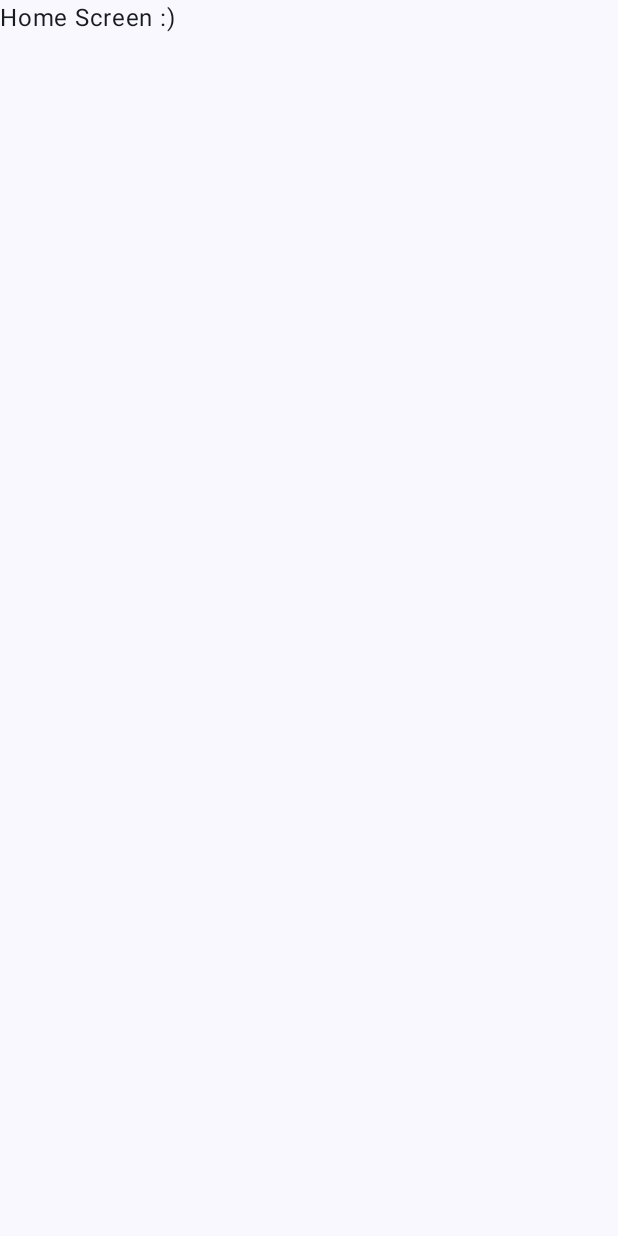
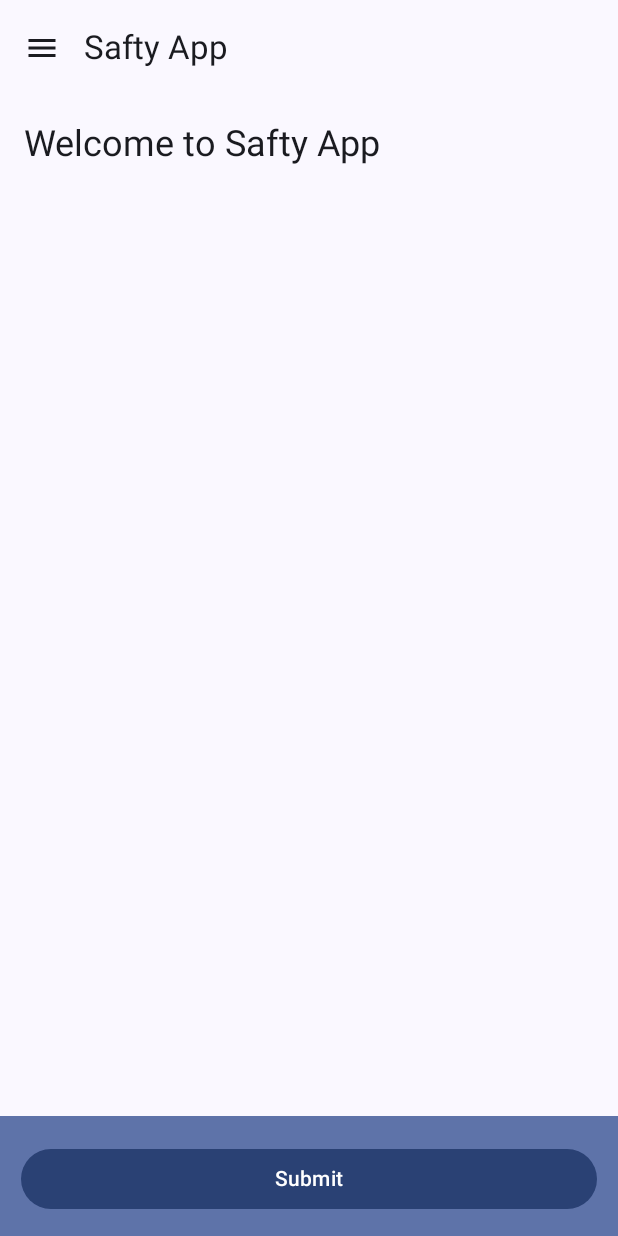
Before and after one commit to mbrsanovic2/SaftyApp, an Android app built with Jetpack Compose: the screen it shows after launch (MainActivity), on a phone screen of 412 x 824 dp. Before the commit the screen is almost empty. Run offline under Robolectric (Android 15) with nearby library versions, the phone set to English and light mode, and no system bars.

Commit message:
Navigation + Burger menu added

```diff
--- a/app/src/main/java/com/example/saftyapp/MainActivity.kt
+++ b/app/src/main/java/com/example/saftyapp/MainActivity.kt
@@ -8,6 +8,7 @@ import androidx.compose.foundation.layout.fillMaxSize
 import androidx.compose.foundation.layout.padding
 import androidx.compose.material3.Scaffold
 import androidx.compose.ui.Modifier
+import com.example.saftyapp.navigation.Navigation
 import com.example.saftyapp.presentation.HomeScreen
 import com.example.saftyapp.presentation.TestSafty
 import com.example.saftyapp.ui.theme.SaftyAppTheme
@@ -19,10 +20,7 @@ class MainActivity : ComponentActivity() {
         setContent {
             SaftyAppTheme {
                 Scaffold(modifier = Modifier.fillMaxSize()) { innerPadding ->
-                    HomeScreen(modifier = Modifier.padding(innerPadding))
-
-                    // Test Screen für le Tong
-                    //TestSafty(modifier = Modifier.padding(innerPadding))
+                    Navigation(modifier = Modifier.padding(innerPadding))
                 }
             }
         }
--- /dev/null
+++ b/app/src/main/java/com/example/saftyapp/navigation/Navigation.kt
@@ -0,0 +1,62 @@
+package com.example.saftyapp.navigation
+
+import androidx.compose.material3.DrawerValue
+import androidx.compose.material3.ModalNavigationDrawer
+import androidx.compose.material3.rememberDrawerState
+import androidx.compose.runtime.Composable
+import androidx.compose.runtime.rememberCoroutineScope
+import androidx.compose.ui.Modifier
+import androidx.navigation.compose.rememberNavController
+import androidx.navigation.compose.NavHost
+import androidx.navigation.compose.composable
+import com.example.saftyapp.presentation.HomeScreen
+import com.example.saftyapp.presentation.MenuDrawer
+import com.example.saftyapp.presentation.TestSafty
+import kotlinx.coroutines.launch
+
+@Composable
+fun Navigation(modifier: Modifier = Modifier) {
+    val navController = rememberNavController()
+    val drawerState = rememberDrawerState(DrawerValue.Closed)
+    val coroutineScope = rememberCoroutineScope()
+
+    ModalNavigationDrawer(
+        drawerState = drawerState,
+        drawerContent = {
+            MenuDrawer(
+                currentRoute = navController.currentBackStackEntry?.destination?.route ?: "home",
+                navigateToHome = { navController.navigate(Screens.HomeScreen.route) },
+                navigateToRecipes = { navController.navigate(Screens.RecipeScreen.route) },
+                navigateToArchive = { navController.navigate(Screens.ArchiveScreen.route) },
+                navigateToTestSafty = { navController.navigate(Screens.TestSafty.route) },
+                closeDrawer = { coroutineScope.launch { drawerState.close() } },
+                modifier = Modifier
+            )
+        }
+    ) {
+        NavHost(
+            navController = navController,
+            startDestination = Screens.HomeScreen.route,
+            modifier = Modifier
+        ) {
+            composable(route = Screens.HomeScreen.route) {
+                HomeScreen(
+                    modifier = Modifier,
+                    onOpenDrawer = { coroutineScope.launch { drawerState.open() } },
+                )
+            }
+            composable(route = Screens.RecipeScreen.route) {
+                // TODO RecipeScreen(modifier = Modifier)
+            }
+            composable(route = Screens.ArchiveScreen.route) {
+                // TODO ArchiveScreen(modifier = Modifier)
+            }
+            composable(route = Screens.TestSafty.route) {
+                TestSafty(
+                    modifier = Modifier,
+                    onOpenDrawer = { coroutineScope.launch { drawerState.open() } },
+                )
+            }
+        }
+    }
+}
--- /dev/null
+++ b/app/src/main/java/com/example/saftyapp/navigation/Screens.kt
@@ -0,0 +1,8 @@
+package com.example.saftyapp.navigation
+
+sealed class Screens(val route: String) {
+    object HomeScreen : Screens(route = "home_screen")
+    object RecipeScreen : Screens(route = "recipe_screen")
+    object ArchiveScreen : Screens(route = "archive_screen")
+    object TestSafty : Screens(route = "test_safty_screen")
+}
--- a/app/src/main/java/com/example/saftyapp/presentation/HomeScreen.kt
+++ b/app/src/main/java/com/example/saftyapp/presentation/HomeScreen.kt
@@ -1,19 +1,76 @@
 package com.example.saftyapp.presentation
 
+import android.util.Log
 import androidx.compose.foundation.layout.*
+import androidx.compose.material.icons.Icons
+import androidx.compose.material.icons.outlined.Menu
+import androidx.compose.material3.BottomAppBar
+import androidx.compose.material3.Button
+import androidx.compose.material3.ExperimentalMaterial3Api
+import androidx.compose.material3.Icon
+import androidx.compose.material3.IconButton
+import androidx.compose.material3.MaterialTheme
+import androidx.compose.material3.Scaffold
 import androidx.compose.material3.Text
+import androidx.compose.material3.TopAppBar
 import androidx.compose.runtime.Composable
 import androidx.compose.ui.Modifier
+import androidx.compose.ui.unit.dp
 
+@OptIn(ExperimentalMaterial3Api::class)
 @Composable
 fun HomeScreen(
     modifier: Modifier,
+    onOpenDrawer: () -> Unit
 ) {
-    Column(
+    Scaffold(
         modifier = modifier.fillMaxSize(),
-    ) {
-        Text(
-            text = "Home Screen :)"
-        )
+        topBar = {
+            TopAppBar(
+                title = { Text("Safty App") },
+                navigationIcon = {
+                    IconButton(onClick = onOpenDrawer) {
+                        Icon(
+                            imageVector = Icons.Outlined.Menu,
+                            contentDescription = "Open Drawer"
+                        )
+                    }
+                }
+            )
+        },
+        bottomBar = {
+            BottomAppBar(
+                containerColor = MaterialTheme.colorScheme.primaryContainer,
+            ) {
+                Button(
+                    onClick = {
+                        Log.i("Button", "Submit button clicked")
+                    },
+                    modifier = Modifier
+                        .fillMaxWidth()
+                        .padding(horizontal = 10.dp)
+                ) {
+                    Text(
+                        text = "Submit",
+                        style = MaterialTheme.typography.labelLarge,
+                        color = MaterialTheme.colorScheme.onPrimaryContainer
+                    )
+                }
+            }
+        }
+    ) { innerPadding ->
+        Column(
+            modifier = Modifier
+                .padding(innerPadding)
+                .fillMaxSize()
+                .padding(16.dp)
+        ) {
+            Text(
+                text = "Welcome to Safty App",
+                style = MaterialTheme.typography.headlineSmall
+            )
+            Spacer(modifier = Modifier.height(16.dp))
+            // TODO Inhalt einfügen
+        }
     }
 }
--- /dev/null
+++ b/app/src/main/java/com/example/saftyapp/presentation/MenuDrawer.kt
@@ -0,0 +1,91 @@
+package com.example.saftyapp.presentation
+
+import android.util.Log
+import androidx.compose.foundation.layout.Row
+import androidx.compose.foundation.layout.Spacer
+import androidx.compose.foundation.layout.padding
+import androidx.compose.foundation.layout.width
+import androidx.compose.material.icons.Icons
+import androidx.compose.material.icons.filled.FavoriteBorder
+import androidx.compose.material.icons.filled.Home
+import androidx.compose.material.icons.filled.List
+import androidx.compose.material.icons.filled.Warning
+import androidx.compose.material.icons.outlined.Face
+import androidx.compose.material3.DrawerState
+import androidx.compose.material3.DrawerValue
+import androidx.compose.material3.Icon
+import androidx.compose.material3.ModalDrawerSheet
+import androidx.compose.material3.NavigationDrawerItem
+import androidx.compose.material3.NavigationDrawerItemDefaults
+import androidx.compose.material3.Text
+import androidx.compose.runtime.Composable
+import androidx.compose.ui.Modifier
+import androidx.compose.ui.unit.dp
+import com.example.saftyapp.navigation.Screens
+
+@Composable
+fun MenuDrawer(
+    currentRoute: String,
+    navigateToHome: () -> Unit,
+    navigateToRecipes: () -> Unit = {}, // TODO (default entfernen und über args geben)
+    navigateToArchive: () -> Unit = {}, // TODO (default entfernen und über args geben)
+    navigateToTestSafty: () -> Unit,
+    closeDrawer: () -> Unit,
+    modifier: Modifier,
+) {
+    ModalDrawerSheet(
+        modifier = modifier,
+    ) {
+        SaftyAppLogo(
+            modifier = Modifier.padding(horizontal = 28.dp, vertical = 24.dp)
+        )
+        NavigationDrawerItem(
+            label = { Text("Home") },
+            icon = { Icon(Icons.Filled.Home, "Home") },
+            selected = currentRoute == Screens.HomeScreen.route,
+            onClick = { navigateToHome(); closeDrawer() },
+            modifier = Modifier.padding(NavigationDrawerItemDefaults.ItemPadding)
+        )
+        NavigationDrawerItem(
+            label = { Text("Recipes") },
+            icon = { Icon(Icons.Filled.List, "Recipes") },
+            selected = false, // TODO (Bsp: currentRoute == JetnewsDestinations.INTERESTS_ROUTE)
+            onClick = { Log.i("Button", "Nav 2 is clicked"); closeDrawer()  }, // TODO (Bsp: navigateToInterests)
+            modifier = Modifier.padding(NavigationDrawerItemDefaults.ItemPadding)
+        )
+        NavigationDrawerItem(
+            label = { Text("Archive") },
+            icon = { Icon(Icons.Filled.FavoriteBorder, "Archive") },
+            selected = false, // TODO (Bsp: currentRoute == JetnewsDestinations.INTERESTS_ROUTE)
+            onClick = { Log.i("Button", "Nav 3 is clicked"); closeDrawer()  }, // TODO (Bsp: navigateToInterests)
+            modifier = Modifier.padding(NavigationDrawerItemDefaults.ItemPadding)
+        )
+        /** Button um zum Testscreen für Safty Entwicklung zu kommen -> später löschen */
+        NavigationDrawerItem(
+            label = { Text("Test Safty") },
+            icon = { Icon(Icons.Filled.Warning, "TestSafty") },
+            selected = currentRoute == Screens.TestSafty.route,
+            onClick = { navigateToTestSafty(); closeDrawer()  }, // TODO (Bsp: navigateToInterests)
+            modifier = Modifier.padding(NavigationDrawerItemDefaults.ItemPadding)
+        )
+    }
+}
+
+@Composable
+private fun SaftyAppLogo(modifier: Modifier = Modifier) {
+    Row(modifier = modifier) {
+        Icon(imageVector = Icons.Outlined.Face, contentDescription = "Safty") // TODO Placeholder ersetzen
+        /*Icon(
+            painterResource(R.drawable.ic_jetnews_logo),
+            contentDescription = null,
+            tint = MaterialTheme.colorScheme.primary
+        )*/
+        Spacer(Modifier.width(8.dp))
+        Text("Safty App") // TODO Placeholder ersetzen
+        /*Icon(
+            painter = painterResource(R.drawable.ic_jetnews_wordmark),
+            contentDescription = stringResource(R.string.app_name),
+            tint = MaterialTheme.colorScheme.onSurfaceVariant
+        )*/
+    }
+}
--- a/app/src/main/java/com/example/saftyapp/presentation/TestSafty.kt
+++ b/app/src/main/java/com/example/saftyapp/presentation/TestSafty.kt
@@ -1,20 +1,56 @@
 package com.example.saftyapp.presentation
 
-import androidx.compose.foundation.layout.Column
-import androidx.compose.foundation.layout.fillMaxSize
+import android.util.Log
+import androidx.compose.foundation.layout.*
+import androidx.compose.material.icons.Icons
+import androidx.compose.material.icons.outlined.Menu
+import androidx.compose.material3.BottomAppBar
+import androidx.compose.material3.Button
+import androidx.compose.material3.ExperimentalMaterial3Api
+import androidx.compose.material3.Icon
+import androidx.compose.material3.IconButton
+import androidx.compose.material3.MaterialTheme
+import androidx.compose.material3.Scaffold
 import androidx.compose.material3.Text
+import androidx.compose.material3.TopAppBar
 import androidx.compose.runtime.Composable
 import androidx.compose.ui.Modifier
+import androidx.compose.ui.unit.dp
 
+@OptIn(ExperimentalMaterial3Api::class)
 @Composable
 fun TestSafty(
     modifier: Modifier,
+    onOpenDrawer: () -> Unit
 ) {
-    Column(
+    Scaffold(
         modifier = modifier.fillMaxSize(),
-    ) {
-        Text(
-            text = "Leb deinen Safty Traum aus :D"
-        )
+        topBar = {
+            TopAppBar(
+                title = { Text("Safty App") },
+                navigationIcon = {
+                    IconButton(onClick = onOpenDrawer) {
+                        Icon(
+                            imageVector = Icons.Outlined.Menu,
+                            contentDescription = "Open Drawer"
+                        )
+                    }
+                }
+            )
+        }
+    ) { innerPadding ->
+        Column(
+            modifier = Modifier
+                .padding(innerPadding)
+                .fillMaxSize()
+                .padding(16.dp)
+        ) {
+            Text(
+                text = "Leb deinen Safty Traum aus :D",
+                style = MaterialTheme.typography.headlineSmall
+            )
+            Spacer(modifier = Modifier.height(16.dp))
+            // TODO Inhalt einfügen
+        }
     }
 }
```
